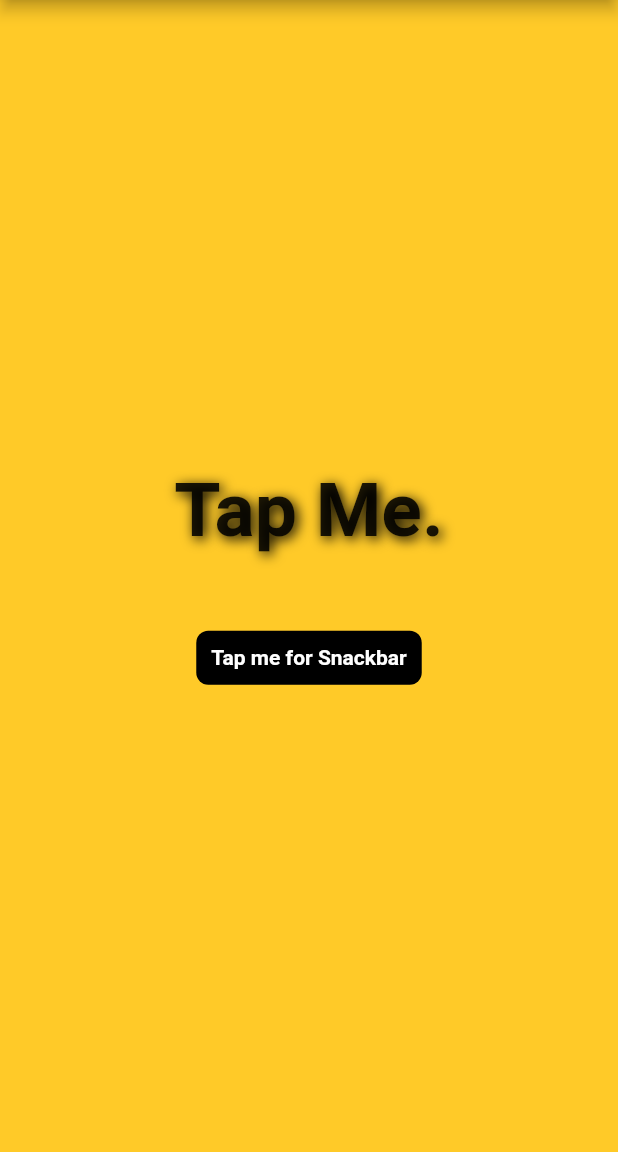
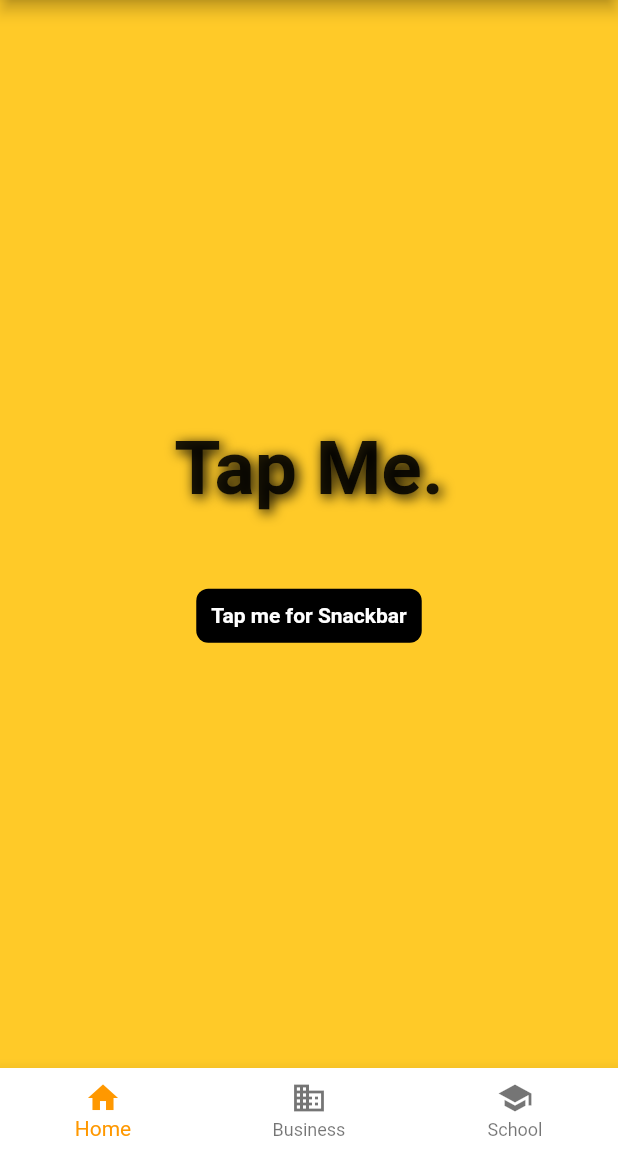
Before and after one commit to raisul1313/snackbar_toast_scaffold_btmNavBar, a Flutter app: the screen it shows after launch, on a phone screen of 412 x 824 dp, the part 84-1236 px from its top. Run offline on Flutter 3.47's test engine with Material 2 defaults, Android fonts, the phone set to English and light mode, and no system bars; our stand-ins replace fluttertoast.

```diff
--- a/lib/custom/custom_button.dart
+++ b/lib/custom/custom_button.dart
@@ -10,7 +10,7 @@ class CustomButton extends StatelessWidget {
         //Create SnackBar
         final snackBar = SnackBar(
           content: Text(
-            "Tapped on SnackBar Button",
+            "Tapped on SnackBar Button (GestureDetector)",
             textAlign: TextAlign.center,
           ),
         );
--- a/lib/ui/scaffold_example.dart
+++ b/lib/ui/scaffold_example.dart
@@ -3,13 +3,55 @@ import 'package:fluttertoast/fluttertoast.dart';
 
 import '../custom/custom_button.dart';
 
-class ScaffoldExample extends StatelessWidget {
+class ScaffoldExample extends StatefulWidget {
   const ScaffoldExample({Key? key}) : super(key: key);
+
+  @override
+  State<ScaffoldExample> createState() => _ScaffoldExampleState();
+}
+
+class _ScaffoldExampleState extends State<ScaffoldExample> {
+  int _selectedIndex = 0;
+
+  void _onItemTapped(int index) {
+    setState(() {
+      _selectedIndex = index;
+      Fluttertoast.showToast(
+          msg: "Tapped Item $index",
+          backgroundColor: Colors.white,
+          textColor: Colors.black);
+    });
+  }
 
   @override
   Widget build(BuildContext context) {
     return Scaffold(
       backgroundColor: Colors.amber.shade400,
+      bottomNavigationBar: BottomNavigationBar(
+        items: [
+          BottomNavigationBarItem(
+              icon: Icon(
+                Icons.home,
+              ),
+              label: 'Home'),
+          BottomNavigationBarItem(
+            icon: Icon(
+              Icons.business_sharp,
+            ),
+            label: 'Business',
+          ),
+          BottomNavigationBarItem(
+            icon: Icon(
+              Icons.school,
+            ),
+            label: 'School',
+          ),
+        ],
+        onTap: _onItemTapped,
+        selectedItemColor: Colors.orange,
+        currentIndex: _selectedIndex,
+        backgroundColor: Colors.white,
+      ),
       appBar: AppBar(
         title: const Text(
           "Scaffold",
@@ -19,16 +61,20 @@ class ScaffoldExample extends StatelessWidget {
         backgroundColor: Colors.amberAccent.shade700,
         actions: [
           IconButton(
-            onPressed: () =>
-                Fluttertoast.showToast(msg: "Email Button Pressed"),
             color: Colors.black,
             icon: const Icon(Icons.email),
+            onPressed: () => Fluttertoast.showToast(
+                msg: "Email Button Pressed (Icon Button)",
+                backgroundColor: Colors.white,
+                textColor: Colors.black),
           ),
           IconButton(
-            onPressed: () =>
-                Fluttertoast.showToast(msg: "Alarm Button Pressed"),
             color: Colors.black,
             icon: const Icon(Icons.access_alarms),
+            onPressed: () => Fluttertoast.showToast(
+                msg: "Alarm Button Pressed (Icon Button)",
+                backgroundColor: Colors.white,
+                textColor: Colors.black),
           ),
         ],
       ),
@@ -52,7 +98,10 @@ class ScaffoldExample extends StatelessWidget {
                   ],
                 ),
               ),
-              onTap: () => Fluttertoast.showToast(msg: "Tap Me..."),
+              onTap: () => Fluttertoast.showToast(
+                  msg: "Tap Me. (Inkwell)",
+                  backgroundColor: Colors.white,
+                  textColor: Colors.black),
             ),
             SizedBox(
               height: 50.0,
```
